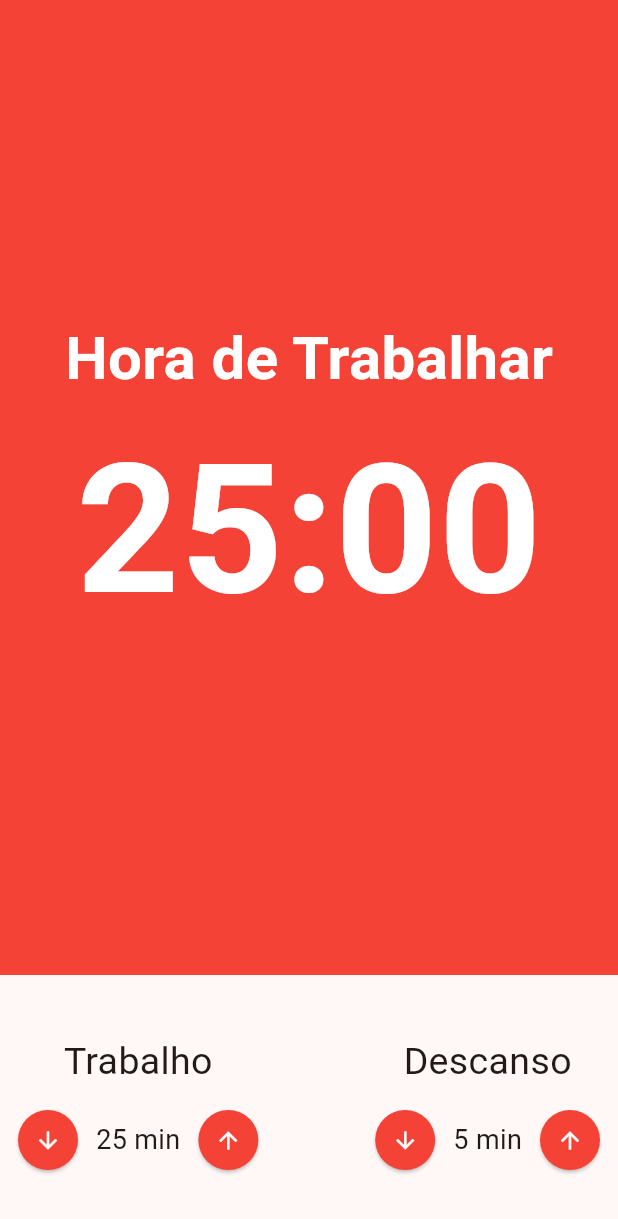
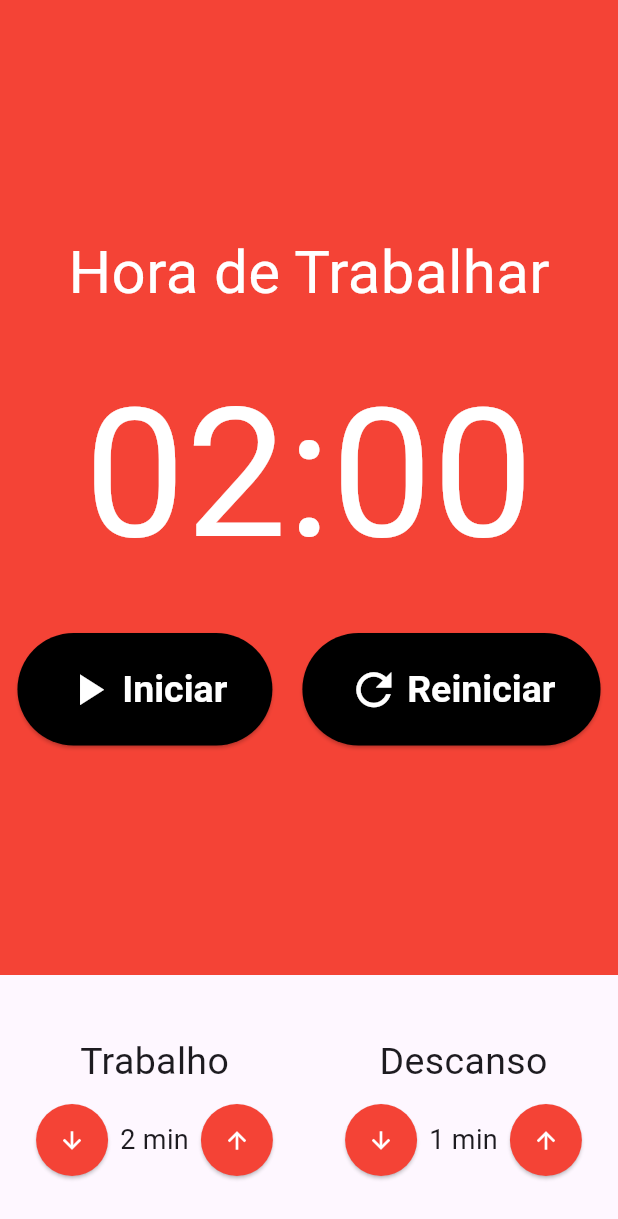
Before and after one commit to RafaellaBarbosa/pomodoro, a Flutter app: the screen it shows after launch, on a phone screen of 412 x 824 dp. Shown: the top 1219 px of the screen. Run offline on Flutter 3.47's test engine with Material 3 defaults, Android fonts, the phone set to English and light mode, and no system bars; our stand-ins replace flutter_mobx, mobx; generated files the repository leaves out were written again.

Commit message:
feat: subir pomodoro com cronômetro funcional

```diff
--- a/lib/componenets/cronometro.dart
+++ b/lib/componenets/cronometro.dart
@@ -1,33 +1,71 @@
 import 'package:flutter/material.dart';
+import 'package:flutter_mobx/flutter_mobx.dart';
+import 'package:pomodoro/componenets/cronometro_botao.dart';
+import 'package:provider/provider.dart';
+
+import '../store/pomodoro.store.dart';
 
 class Cronometro extends StatelessWidget {
   const Cronometro({super.key});
 
   @override
   Widget build(BuildContext context) {
+    final store = Provider.of<PomodoroStore>(context);
+
+    return Observer(
+      builder: (_) {
         return Container(
-      color: Colors.red,
+          color: store.estaTrabalhando() ? Colors.red : Colors.green,
           child: Column(
             mainAxisAlignment: MainAxisAlignment.center,
             children: [
               Text(
-            'Hora de Trabalhar',
-            style: TextStyle(
-              fontSize: 40,
-              color: Colors.white,
-              fontWeight: FontWeight.bold,
+                store.estaTrabalhando()
+                    ? 'Hora de Trabalhar'
+                    : 'Hora de Descansar',
+                style: const TextStyle(fontSize: 40, color: Colors.white),
+              ),
+              const SizedBox(height: 20),
+              Text(
+                '${store.minutos.toString().padLeft(2, '0')}:${store.segundos.toString().padLeft(2, '0')}',
+                style: const TextStyle(fontSize: 120, color: Colors.white),
+              ),
+              const SizedBox(height: 20),
+              Row(
+                mainAxisAlignment: MainAxisAlignment.center,
+                children: [
+                  if (!store.iniciado)
+                    Padding(
+                      padding: const EdgeInsets.only(right: 10),
+                      child: CronometroBotao(
+                        texto: 'Iniciar',
+                        icone: Icons.play_arrow,
+                        onPressed: store.iniciar,
                       ),
                     ),
-          Text(
-            '25:00',
-            style: TextStyle(
-              fontSize: 120,
-              color: Colors.white,
-              fontWeight: FontWeight.bold,
+                  if (store.iniciado)
+                    Padding(
+                      padding: const EdgeInsets.only(right: 10),
+                      child: CronometroBotao(
+                        texto: 'Parar',
+                        icone: Icons.stop,
+                        onPressed: store.parar,
+                      ),
+                    ),
+                  Padding(
+                    padding: const EdgeInsets.only(left: 10),
+                    child: CronometroBotao(
+                      texto: 'Reiniciar',
+                      icone: Icons.refresh,
+                      onPressed: store.reiniciar,
                     ),
                   ),
                 ],
               ),
+            ],
+          ),
+        );
+      },
     );
   }
 }
--- /dev/null
+++ b/lib/componenets/cronometro_botao.dart
@@ -0,0 +1,29 @@
+import 'package:flutter/material.dart';
+
+class CronometroBotao extends StatelessWidget {
+  final String texto;
+  final IconData icone;
+  final void Function() onPressed;
+
+  const CronometroBotao({
+    super.key,
+    required this.icone,
+    required this.onPressed,
+    required this.texto,
+  });
+
+  @override
+  Widget build(BuildContext context) {
+    return ElevatedButton.icon(
+      style: ElevatedButton.styleFrom(
+        backgroundColor: Colors.black,
+        foregroundColor: Colors.white,
+        padding: const EdgeInsets.symmetric(horizontal: 30, vertical: 20),
+        textStyle: const TextStyle(fontSize: 25, fontWeight: FontWeight.bold),
+      ),
+      onPressed: onPressed,
+      icon: Icon(icone, size: 35),
+      label: Text(texto),
+    );
+  }
+}
--- a/lib/componenets/entrada_tempo.dart
+++ b/lib/componenets/entrada_tempo.dart
@@ -1,39 +1,69 @@
 import 'package:flutter/material.dart';
+import 'package:provider/provider.dart';
+import '../store/pomodoro.store.dart';
 
 class EntradaTempo extends StatelessWidget {
+  final String titulo;
   final int valor;
-  final String titulo;
-  const EntradaTempo({super.key, required this.valor, required this.titulo});
+  final void Function()? inc;
+  final void Function()? dec;
+
+  const EntradaTempo({
+    required this.titulo,
+    required this.valor,
+    this.inc,
+    this.dec,
+    super.key,
+  });
 
   @override
   Widget build(BuildContext context) {
+    final store = Provider.of<PomodoroStore>(context);
+
     return Column(
-      spacing: 10,
       crossAxisAlignment: CrossAxisAlignment.center,
       children: [
-        Text(titulo, style: const TextStyle(fontSize: 25)),
-
+        Text(
+          titulo,
+          style: const TextStyle(
+            fontSize: 25,
+          ),
+        ),
+        const SizedBox(height: 10),
         Row(
           mainAxisAlignment: MainAxisAlignment.center,
           children: [
             ElevatedButton(
+              onPressed: dec,
               style: ElevatedButton.styleFrom(
-                backgroundColor: Colors.red,
                 shape: const CircleBorder(),
-                padding: const EdgeInsets.all(10),
+                padding: const EdgeInsets.all(15),
+                backgroundColor:
+                    store.estaTrabalhando() ? Colors.red : Colors.green,
               ),
-              onPressed: () {},
-              child: const Icon(Icons.arrow_downward, color: Colors.white),
+              child: const Icon(
+                Icons.arrow_downward,
+                color: Colors.white,
+              ),
             ),
-            Text('$valor min', style: TextStyle(fontSize: 18)),
+            Text(
+              '$valor min',
+              style: const TextStyle(
+                fontSize: 18,
+              ),
+            ),
             ElevatedButton(
+              onPressed: inc,
               style: ElevatedButton.styleFrom(
-                backgroundColor: Colors.red,
                 shape: const CircleBorder(),
-                padding: const EdgeInsets.all(10),
+                padding: const EdgeInsets.all(15),
+                backgroundColor:
+                    store.estaTrabalhando() ? Colors.red : Colors.green,
               ),
-              onPressed: () {},
-              child: const Icon(Icons.arrow_upward, color: Colors.white),
+              child: const Icon(
+                Icons.arrow_upward,
+                color: Colors.white,
+              ),
             ),
           ],
         ),
--- a/lib/componenets/pomodoro.dart
+++ /dev/null
@@ -1,29 +0,0 @@
-import 'package:flutter/material.dart';
-import 'package:pomodoro/componenets/cronometro.dart';
-import 'package:pomodoro/componenets/entrada_tempo.dart';
-
-class Pomodoro extends StatelessWidget {
-  const Pomodoro({super.key});
-
-  @override
-  Widget build(BuildContext context) {
-    return const Scaffold(
-      body: Column(
-        crossAxisAlignment: CrossAxisAlignment.stretch,
-        children: [
-          Expanded(child: Cronometro()),
-          Padding(
-            padding: EdgeInsets.symmetric(vertical: 40),
-            child: Row(
-              mainAxisAlignment: MainAxisAlignment.spaceBetween,
-              children: [
-                EntradaTempo(titulo: "Trabalho", valor: 25),
-                EntradaTempo(titulo: "Descanso", valor: 5),
-              ],
-            ),
-          ),
-        ],
-      ),
-    );
-  }
-}
--- a/lib/main.dart
+++ b/lib/main.dart
@@ -1,5 +1,8 @@
 import 'package:flutter/material.dart';
-import 'package:pomodoro/componenets/pomodoro.dart';
+import 'package:pomodoro/pages/pomodoro.dart';
+import 'package:provider/provider.dart';
+
+import './store/pomodoro.store.dart';
 
 void main() {
   runApp(const MyApp());
@@ -10,15 +13,13 @@ class MyApp extends StatelessWidget {
 
   @override
   Widget build(BuildContext context) {
-    return MaterialApp(
-      title: 'Pomodoro',
-      debugShowCheckedModeBanner: false,
-      theme: ThemeData(
-        colorScheme: ColorScheme.fromSeed(
-          seedColor: const Color.fromARGB(255, 242, 9, 9),
-        ),
+    return MultiProvider(
+      providers: [Provider<PomodoroStore>(create: (_) => PomodoroStore())],
+      child: MaterialApp(
+        title: 'Pomodoro',
+        theme: ThemeData(primarySwatch: Colors.red),
+        home: const Pomodoro(),
       ),
-      home: Pomodoro(),
     );
   }
 }
--- /dev/null
+++ b/lib/pages/pomodoro.dart
@@ -0,0 +1,56 @@
+import 'package:flutter/material.dart';
+import 'package:flutter_mobx/flutter_mobx.dart';
+import 'package:pomodoro/componenets/cronometro.dart';
+import 'package:pomodoro/componenets/entrada_tempo.dart';
+import 'package:provider/provider.dart';
+import '../store/pomodoro.store.dart';
+
+class Pomodoro extends StatelessWidget {
+  const Pomodoro({super.key});
+
+  @override
+  Widget build(BuildContext context) {
+    final store = Provider.of<PomodoroStore>(context);
+
+    return Scaffold(
+      body: Column(
+        crossAxisAlignment: CrossAxisAlignment.stretch,
+        children: [
+          const Expanded(
+            child: Cronometro(),
+          ),
+          Padding(
+            padding: const EdgeInsets.symmetric(vertical: 40),
+            child: Observer(
+              builder: (_) => Row(
+                mainAxisAlignment: MainAxisAlignment.spaceAround,
+                children: [
+                  EntradaTempo(
+                    titulo: 'Trabalho',
+                    valor: store.tempoTrabalho,
+                    inc: store.iniciado && store.estaTrabalhando()
+                        ? null
+                        : store.incrementarTempoTrabalho,
+                    dec: store.iniciado && store.estaTrabalhando()
+                        ? null
+                        : store.decrementarTempoTrabalho,
+                  ),
+                  EntradaTempo(
+                    titulo: 'Descanso',
+                    valor: store.tempoDescanso,
+                    inc: store.iniciado && store.estaDescansando()
+                        ? null
+                        : store.incrementarTempoDescanso,
+                    dec: store.iniciado && store.estaDescansando()
+                        ? null
+                        : store.decrementarTempoDescanso,
+                  ),
+                ],
+              ),
+            ),
+          ),
+        ],
+      ),
+    );
+  }
+}
--- a/pubspec.yaml
+++ b/pubspec.yaml
@@ -36,6 +36,7 @@ dependencies:
   cupertino_icons: ^1.0.8
   mobx: ^2.5.0
   flutter_mobx: ^2.2.1
+  provider: ^6.1.5+1
 
 dev_dependencies:
   flutter_test:
```
Also changed, not shown: lib/store/pomodoro.store.dart (added, +111 -0 lines), lib/store/contador.store.dart (deleted), lib/store/pomodoro.store.g.dart (added). Lines whose indentation alone changed are shown as unchanged.
